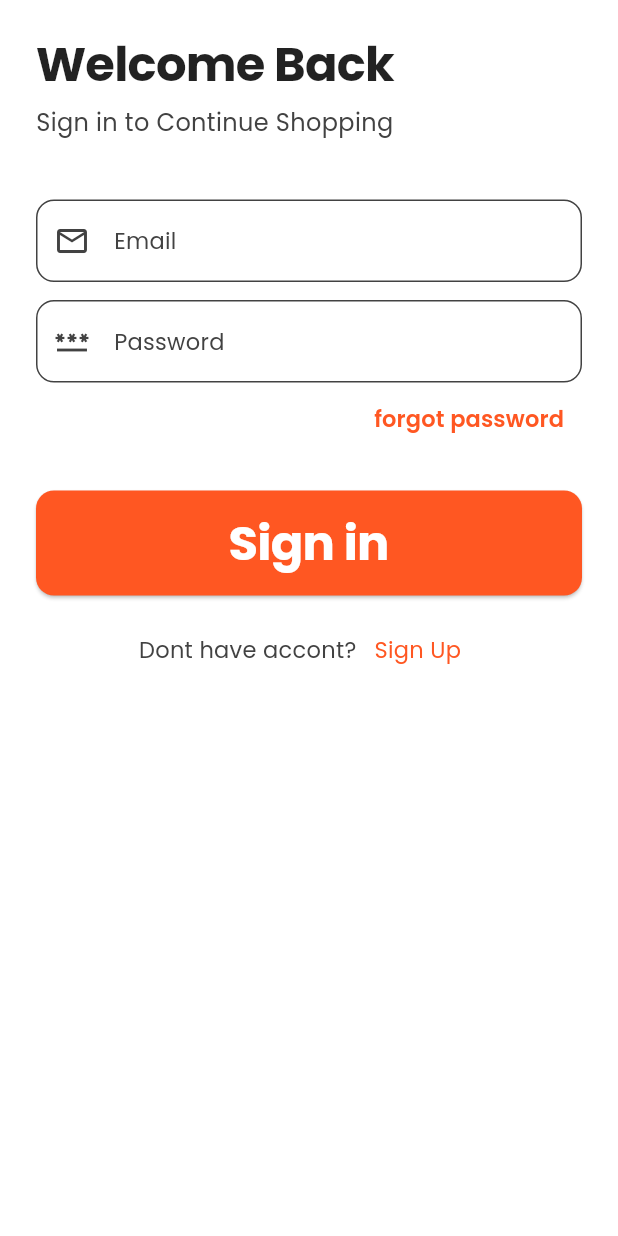
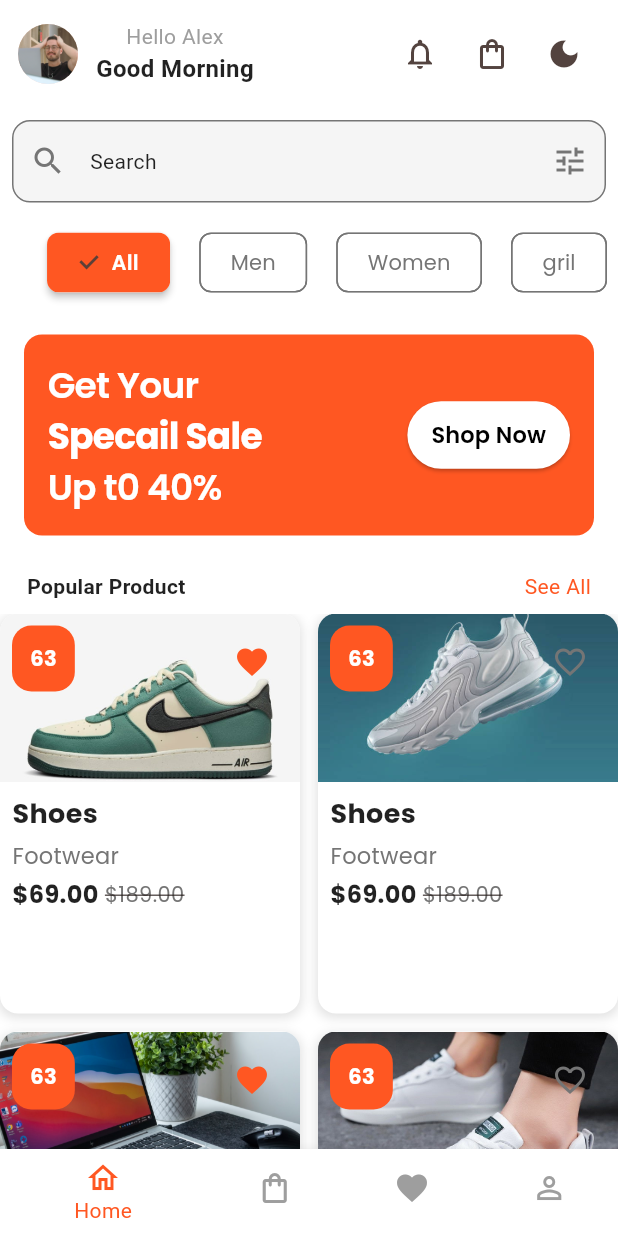
Before and after one commit to stevenayad/E-Commerce-app, a Flutter app: the screen it shows after launch, after a tap on "Skip", after a tap on "Sign in", on a phone screen of 412 x 824 dp. Run offline on Flutter 3.47's test engine with Material 3 defaults, Android fonts, the light colour scheme and no system bars; our stand-ins replace get, get_storage, google_fonts.

Commit message:
mainscreendone

```diff
--- a/lib/Authcation/presenation/widget/sigininbody.dart
+++ b/lib/Authcation/presenation/widget/sigininbody.dart
@@ -1,6 +1,7 @@
 import 'package:flutter/material.dart';
 import 'package:flutter_application_1/Authcation/presenation/Signupview.dart';
 import 'package:flutter_application_1/Authcation/presenation/passwordview.dart';
+import 'package:flutter_application_1/mainscreen/presentation/mainscreenview.dart';
 import 'package:flutter_application_1/splah/controller/authcontroller.dart';
 import 'package:flutter_application_1/utilis/appstyle.dart';
 import 'package:get/get.dart';
@@ -10,7 +11,7 @@ import 'package:flutter_application_1/Authcation/presenation/widget/custom_textf
 void handleSiginin() {
   final Authcontroller authController = Get.find<Authcontroller>();
   authController.loginin();
-  //Get.off(page)
+  Get.off(() => Mainscreenview());
 }
 
 class Signinbody extends StatelessWidget {
--- a/lib/main.dart
+++ b/lib/main.dart
@@ -1,5 +1,6 @@
 import 'package:flutter/foundation.dart';
 import 'package:flutter/material.dart';
+import 'package:flutter_application_1/mainscreen/controller/navagationcontroller.dart';
 import 'package:flutter_application_1/splah/presentation/splahview.dart';
 import 'package:flutter_application_1/utilis/apptheme.dart';
 import 'package:flutter_application_1/utilis/controller/themecontroller.dart';
@@ -7,7 +8,6 @@ import 'package:get/get.dart';
 import 'package:flutter_application_1/splah/controller/authcontroller.dart';
 
 void main() {
-
   if (kIsWeb) {
     _setupWebDebugFilter();
   }
@@ -16,7 +16,7 @@ void main() {
 
   Get.put(Themecontroller(), permanent: true);
   Get.put(Authcontroller(), permanent: true);
-
+  Get.put(Navagationcontroller(), permanent: true);
   runApp(const MyApp());
 }
 
--- /dev/null
+++ b/lib/mainscreen/Model/product.dart
@@ -0,0 +1,58 @@
+class Product {
+  final String name;
+  final String category;
+  final double price;
+  final double oldPrice;
+  final String imageUrl;
+  final String description;
+  final bool isfavourite;
+
+  const Product({
+    required this.isfavourite,
+    required this.name,
+    required this.category,
+    required this.price,
+    this.oldPrice = 0,
+    required this.imageUrl,
+    required this.description,
+  });
+}
+
+final List<Product> products = [
+  const Product(
+    isfavourite: true,
+    name: 'Shoes',
+    category: 'Footwear',
+    price: 69.00,
+    oldPrice: 189.00,
+    imageUrl: 'assets/images/shoe.jpg',
+    description: 'This is a description of the product 1',
+  ),
+  const Product(
+    isfavourite: false,
+    name: 'Shoes',
+    category: 'Footwear',
+    price: 69.00,
+    oldPrice: 189.00,
+    imageUrl: 'assets/images/shoes2.jpg',
+    description: 'This is a description of the product 1',
+  ),
+  const Product(
+    isfavourite: true,
+    name: 'Laptop',
+    category: 'Electronics',
+    price: 69.00,
+    oldPrice: 189.00,
+    imageUrl: 'assets/images/laptop.jpg',
+    description: 'This is a description of the product 2',
+  ),
+  const Product(
+    isfavourite: false,
+    name: 'Shoes',
+    category: 'Footwear',
+    price: 69.00,
+    oldPrice: 189.00,
+    imageUrl: 'assets/images/shoe2.jpg',
+    description: 'This is a description of the product 1',
+  ),
+];
--- /dev/null
+++ b/lib/mainscreen/controller/navagationcontroller.dart
@@ -0,0 +1,9 @@
+import 'package:get/get.dart';
+
+class Navagationcontroller extends GetxController {
+  final RxInt currentindex = 0.obs;
+  void changeindex(int index) {
+    currentindex.value = index;
+    update();
+  }
+}
--- /dev/null
+++ b/lib/mainscreen/presentation/homescreenview.dart
@@ -0,0 +1,105 @@
+import 'package:flutter/material.dart';
+import 'package:flutter_application_1/mainscreen/presentation/widget/catergroychips.dart';
+import 'package:flutter_application_1/mainscreen/presentation/widget/customsearchbar.dart';
+import 'package:flutter_application_1/mainscreen/presentation/widget/productgird.dart';
+import 'package:flutter_application_1/mainscreen/presentation/widget/saleBaner.dart';
+import 'package:flutter_application_1/utilis/appstyle.dart';
+import 'package:flutter_application_1/utilis/controller/themecontroller.dart';
+import 'package:get/get_state_manager/get_state_manager.dart';
+
+class Homescreenview extends StatelessWidget {
+  const Homescreenview({super.key});
+
+  @override
+  Widget build(BuildContext context) {
+    return Scaffold(body: Homescreenbody());
+  }
+}
+
+class Homescreenbody extends StatelessWidget {
+  const Homescreenbody({super.key});
+
+  @override
+  Widget build(BuildContext context) {
+    return SafeArea(
+      child: Column(
+        crossAxisAlignment: CrossAxisAlignment.center,
+        children: [
+          Padding(
+            padding: const EdgeInsets.all(12.0),
+            child: Row(
+              children: [
+                CircleAvatar(
+                  radius: 20,
+                  backgroundImage: AssetImage('assets/images/avatar.jpg'),
+                ),
+                SizedBox(width: 12),
+                Column(
+                  children: [
+                    Text(
+                      'Hello Alex',
+                      style: TextStyle(color: Colors.grey, fontSize: 14),
+                    ),
+                    Text(
+                      'Good Morning',
+                      style: TextStyle(
+                        fontWeight: FontWeight.bold,
+                        fontSize: 16,
+                      ),
+                    ),
+                  ],
+                ),
+                const Spacer(),
+                IconButton(
+                  onPressed: () {},
+                  icon: Icon(Icons.notifications_outlined),
+                ),
+                IconButton(
+                  onPressed: () {},
+                  icon: Icon(Icons.shopping_bag_outlined),
+                ),
+                GetBuilder<Themecontroller>(
+                  builder:
+                      (controller) => IconButton(
+                        onPressed: () {
+                          controller.ToggleTheme();
+                        },
+                        icon: Icon(
+                          controller.isdarkMode
+                              ? Icons.light_mode
+                              : Icons.dark_mode,
+                        ),
+                      ),
+                ),
+              ],
+            ),
+          ),
+          Customsearchbar(),
+          Catergroychips(),
+          Salebaner(),
+          Padding(
+            padding: EdgeInsets.symmetric(horizontal: 18, vertical: 8),
+            child: Row(
+              mainAxisAlignment: MainAxisAlignment.spaceBetween,
+              children: [
+                Text(
+                  'Popular Product',
+                  style: TextStyle(fontSize: 14, fontWeight: FontWeight.bold),
+                ),
+                GestureDetector(
+                  onTap: () {},
+                  child: Text(
+                    'See All',
+                    style: TextStyle(color: Theme.of(context).primaryColor),
+                  ),
+                ),
+              ],
+            ),
+          ),
+          //product Grid
+          Productgird(),
+        ],
+      ),
+    );
+  }
+}
--- /dev/null
+++ b/lib/mainscreen/presentation/mainscreenview.dart
@@ -0,0 +1,39 @@
+import 'package:flutter/material.dart';
+import 'package:flutter_application_1/mainscreen/controller/navagationcontroller.dart';
+import 'package:flutter_application_1/mainscreen/presentation/homescreenview.dart';
+import 'package:flutter_application_1/mainscreen/presentation/widget/customBottomnavigationbar.dart';
+import 'package:flutter_application_1/utilis/controller/themecontroller.dart';
+import 'package:get/get.dart';
+import 'package:get/get_core/src/get_main.dart';
+
+class Mainscreenview extends StatelessWidget {
+  const Mainscreenview({super.key});
+
+  @override
+  Widget build(BuildContext context) {
+    final Navagationcontroller navagationcontroller = Get.put(
+      Navagationcontroller(),
+    );
+    return GetBuilder<Themecontroller>(
+      builder: (themecontroller) {
+        return Scaffold(
+          backgroundColor: Theme.of(context).scaffoldBackgroundColor,
+          body: AnimatedSwitcher(
+            duration: Duration(microseconds: 200),
+            child: Obx(() => IndexedStack(
+              key:  ValueKey( navagationcontroller.currentindex.value,),
+              index: navagationcontroller.currentindex.value,
+              children: [
+                Homescreenview(),
+                //ShoppingScreenview(),
+                //WishListScreenView(),
+                //AcounntScreenView(),
+              ],
+            )),
+          ),
+          bottomNavigationBar: Custombottomnavigationbar(),
+        );
+      },
+    );
+  }
+}
--- /dev/null
+++ b/lib/mainscreen/presentation/widget/catergroychips.dart
@@ -0,0 +1,72 @@
+import 'package:flutter/material.dart';
+import 'package:flutter_application_1/utilis/appstyle.dart';
+
+class Catergroychips extends StatefulWidget {
+  const Catergroychips({super.key});
+
+  @override
+  State<Catergroychips> createState() => _CatergroychipsState();
+}
+
+class _CatergroychipsState extends State<Catergroychips> {
+  int selectedindex = 0;
+  final Catergories = ['All', 'Men', 'Women', 'gril'];
+  @override
+  Widget build(BuildContext context) {
+    final isDark = Theme.of(context).brightness == Brightness.dark;
+    return SingleChildScrollView(
+      scrollDirection: Axis.horizontal,
+      padding: EdgeInsets.all(12),
+      child: SizedBox(
+        width: MediaQuery.of(context).size.width,
+        child: Row(
+          mainAxisAlignment: MainAxisAlignment.spaceEvenly,
+          children: List.generate(Catergories.length, (index) {
+            return AnimatedContainer(
+              duration: Duration(microseconds: 300),
+              curve: Curves.easeInOut,
+              child: ChoiceChip(
+                label: Text(
+                  Catergories[index],
+                  style: AppTextStyle.withColor(
+                    selectedindex == index
+                        ? AppTextStyle.withWeight(
+                          AppTextStyle.bodySmall,
+                          FontWeight.w600,
+                        )
+                        : AppTextStyle.bodySmall,
+                    selectedindex == index
+                        ? Colors.white
+                        : isDark
+                        ? Colors.grey[300]!
+                        : Colors.grey[600]!,
+                  ),
+                ),
+                selected: selectedindex == index,
+                onSelected: (selected) {
+                  selectedindex = selected ? index : selectedindex;
+                  setState(() {});
+                },
+                selectedColor: Theme.of(context).primaryColor,
+                elevation: selectedindex == index ? 2 : 0,
+                pressElevation: 0,
+                padding: EdgeInsets.symmetric(horizontal: 16, vertical: 8),
+                labelPadding: EdgeInsets.symmetric(horizontal: 4, vertical: 1),
+                materialTapTargetSize: MaterialTapTargetSize.shrinkWrap,
+                side: BorderSide(
+                  color:
+                      selectedindex == index
+                          ? Colors.transparent
+                          : isDark
+                          ? Colors.grey[300]!
+                          : Colors.grey[600]!,
+                  width: 1,
+                ),
+              ),
+            );
+          }),
+        ),
+      ),
+    );
+  }
+}
--- /dev/null
+++ b/lib/mainscreen/presentation/widget/customBottomnavigationbar.dart
@@ -0,0 +1,36 @@
+import 'package:flutter/material.dart';
+import 'package:flutter_application_1/mainscreen/controller/navagationcontroller.dart';
+import 'package:get/state_manager.dart';
+
+class Custombottomnavigationbar extends StatelessWidget {
+  const Custombottomnavigationbar({super.key});
+
+  @override
+  Widget build(BuildContext context) {
+    final Navagationcontroller navagationcontroller = Navagationcontroller();
+    return Obx(() {
+      return BottomNavigationBar(
+        currentIndex: navagationcontroller.currentindex.value,
+        onTap: (index) => navagationcontroller.changeindex(index),
+        items: [
+          BottomNavigationBarItem(
+            icon: Icon(Icons.home_outlined),
+            label: 'Home',
+          ),
+          BottomNavigationBarItem(
+            icon: Icon(Icons.shopping_bag_outlined),
+            label: 'Shopping',
+          ),
+          BottomNavigationBarItem(
+            icon: Icon(Icons.favorite),
+            label: 'WishList',
+          ),
+          BottomNavigationBarItem(
+            icon: Icon(Icons.person_outline),
+            label: 'Account',
+          ),
+        ],
+      );
+    });
+  }
+}
--- /dev/null
+++ b/lib/mainscreen/presentation/widget/customsearchbar.dart
@@ -0,0 +1,55 @@
+import 'package:flutter/material.dart';
+import 'package:flutter_application_1/utilis/appstyle.dart';
+
+class Customsearchbar extends StatelessWidget {
+  const Customsearchbar({super.key});
+
+  @override
+  Widget build(BuildContext context) {
+    final isDark = Theme.of(context).brightness == Brightness.dark;
+    return Padding(
+      padding: const EdgeInsets.all(8.0),
+      child: TextField(
+        style: AppTextStyle.withColor(
+          AppTextStyle.bodyMedium,
+          Theme.of(context).textTheme.bodyLarge!.color!,
+        ),
+        decoration: InputDecoration(
+          hint: Text('Search'),
+          hintStyle: AppTextStyle.withColor(
+            AppTextStyle.buttonMedium,
+            isDark ? Colors.grey[400]! : Colors.grey[600]!,
+          ),
+          prefixIcon: Icon(
+            Icons.search,
+            color: isDark ? Colors.grey[400]! : Colors.grey[600]!,
+          ),
+          suffixIcon: Icon(
+            Icons.tune,
+            color: isDark ? Colors.grey[400]! : Colors.grey[600]!,
+          ),
+          filled: true,
+          fillColor: isDark ? Colors.grey[800]! : Colors.grey[100]!,
+          border: OutlineInputBorder(
+            borderRadius: BorderRadius.circular(12),
+            borderSide: BorderSide.none,
+          ),
+          enabledBorder: OutlineInputBorder(
+            borderRadius: BorderRadius.circular(12),
+            borderSide: BorderSide(
+              width: 1,
+              color: isDark ? Colors.grey[400]! : Colors.grey[600]!,
+            ),
+          ),
+          focusedBorder: OutlineInputBorder(
+            borderRadius: BorderRadius.circular(12),
+            borderSide: BorderSide(
+              width: 1,
+              color: Theme.of(context).primaryColor,
+            ),
+          ),
+        ),
+      ),
+    );
+  }
+}
--- /dev/null
+++ b/lib/mainscreen/presentation/widget/productgird.dart
@@ -0,0 +1,174 @@
+import 'package:flutter/material.dart';
+import 'package:flutter_application_1/mainscreen/Model/product.dart';
+import 'package:flutter_application_1/utilis/appstyle.dart';
+
+import 'package:flutter/material.dart';
+import 'package:flutter_application_1/mainscreen/Model/product.dart';
+import 'package:flutter_application_1/utilis/appstyle.dart';
+
+class Productgird extends StatelessWidget {
+  const Productgird({super.key});
+
+  @override
+  Widget build(BuildContext context) {
+    return Expanded(
+      child: GridView.builder(
+        gridDelegate: const SliverGridDelegateWithFixedCrossAxisCount(
+          crossAxisCount: 2,
+          crossAxisSpacing: 12,
+          mainAxisSpacing: 12,
+          childAspectRatio: 0.75, // Modified aspect ratio
+        ),
+        itemCount: products.length,
+        itemBuilder: (context, index) {
+          final product = products[index];
+          return GestureDetector(
+            onTap: () {},
+            child: ProductCard(product: product),
+          );
+        },
+      ),
+    );
+  }
+}
+
+class ProductCard extends StatelessWidget {
+  const ProductCard({super.key, required this.product});
+  final Product product;
+  @override
+  Widget build(BuildContext context) {
+    final width = MediaQuery.of(context).size.width;
+    final isDark = Theme.of(context).brightness == Brightness.dark;
+    return Container(
+      constraints: BoxConstraints(maxWidth: width * 0.9),
+      decoration: BoxDecoration(
+        color: Theme.of(context).cardColor,
+        borderRadius: BorderRadius.circular(12),
+        boxShadow: [
+          BoxShadow(
+            color:
+                isDark
+                    ? Colors.black.withOpacity(0.3)
+                    : Colors.grey.withOpacity(0.3),
+            spreadRadius: 1,
+            blurRadius: 5,
+            offset: const Offset(0, 2),
+          ),
+        ],
+      ),
+      child: Column(
+        children: [
+          Stack(
+            children: [
+              AspectRatio(
+                aspectRatio: 16 / 9,
+                child: ClipRRect(
+                  borderRadius: BorderRadiusGeometry.vertical(
+                    top: Radius.circular(12),
+                  ),
+                  child: Image.asset(
+                    product.imageUrl,
+                    width: double.infinity,
+                    fit: BoxFit.cover,
+                    // height: 100,
+                  ),
+                ),
+              ),
+              Positioned(
+                right: 8,
+                top: 8,
+                child: IconButton(
+                  onPressed: () {},
+                  icon: Icon(
+                    product.isfavourite
+                        ? Icons.favorite
+                        : Icons.favorite_border,
+                  ),
+                  color:
+                      product.isfavourite
+                          ? Theme.of(context).primaryColor
+                          : isDark
+                          ? Colors.grey[400]
+                          : Colors.grey[600],
+                ),
+              ),
+              // if (product.oldPrice != null)
+              Positioned(
+                left: 8,
+                top: 8,
+                child: Container(
+                  padding: EdgeInsets.all(12),
+                  decoration: BoxDecoration(
+                    color: Theme.of(context).primaryColor,
+                    borderRadius: BorderRadius.circular(13),
+                  ),
+                  child: Text(
+                    '${(((product.oldPrice - product.price) / product.oldPrice) * 100).round()}',
+                    style: AppTextStyle.withColor(
+                      AppTextStyle.withWeight(
+                        AppTextStyle.bodySmall,
+                        FontWeight.bold,
+                      ),
+                      Colors.white,
+                    ),
+                  ),
+                ),
+              ),
+            ],
+          ),
+          //product Details
+          Padding(
+            padding: EdgeInsets.all(width * 0.02),
+            child: Column(
+              crossAxisAlignment: CrossAxisAlignment.start,
+              children: [
+                Text(
+                  product.name,
+                  style: AppTextStyle.withColor(
+                    AppTextStyle.withWeight(AppTextStyle.h3, FontWeight.bold),
+                    Theme.of(context).textTheme.bodyLarge!.color!,
+                  ),
+                  maxLines: 2,
+                  overflow: TextOverflow.ellipsis,
+                ),
+                SizedBox(height: width * 0.01),
+                Text(
+                  product.category,
+                  style: AppTextStyle.withColor(
+                    AppTextStyle.bodyMedium,
+                    isDark ? Colors.grey[400]! : Colors.grey[600]!,
+                  ),
+                ),
+                SizedBox(height: width * 0.01),
+                Row(
+                  children: [
+                    Text(
+                      '\$${product.price.toStringAsFixed(2)}',
+                      style: AppTextStyle.withColor(
+                        AppTextStyle.withWeight(
+                          AppTextStyle.bodyLarge,
+                          FontWeight.bold,
+                        ),
+                        Theme.of(context).textTheme.bodyLarge!.color!,
+                      ),
+                    ),
+                    if (product.oldPrice != null) ...[
+                      SizedBox(width: width * 0.01),
+                      Text(
+                        '\$${product.oldPrice!.toStringAsFixed(2)}',
+                        style: AppTextStyle.withColor(
+                          AppTextStyle.bodySmall,
+                          isDark ? Colors.grey[400]! : Colors.grey[600]!,
+                        ).copyWith(decoration: TextDecoration.lineThrough),
+                      ),
+                    ],
+                  ],
+                ),
+              ],
+            ),
+          ),
+        ],
+      ),
+    );
+  }
+}
--- /dev/null
+++ b/lib/mainscreen/presentation/widget/saleBaner.dart
@@ -0,0 +1,53 @@
+import 'package:flutter/material.dart';
+import 'package:flutter_application_1/utilis/appstyle.dart';
+
+class Salebaner extends StatelessWidget {
+  const Salebaner({super.key});
+
+  @override
+  Widget build(BuildContext context) {
+    return Container(
+      margin: EdgeInsets.all(16),
+      padding: EdgeInsets.all(16),
+      decoration: BoxDecoration(
+        color: Theme.of(context).primaryColor,
+        borderRadius: BorderRadius.circular(12),
+      ),
+      child: Row(
+        children: [
+          Expanded(
+            child: Column(
+              crossAxisAlignment: CrossAxisAlignment.start,
+              children: [
+                Text(
+                  'Get Your',
+                  style: AppTextStyle.withColor(AppTextStyle.h2, Colors.white),
+                ),
+                Text(
+                  'Specail Sale',
+                  style: AppTextStyle.withColor(
+                    AppTextStyle.withWeight(AppTextStyle.h2, FontWeight.bold),
+                    Colors.white,
+                  ),
+                ),
+                Text(
+                  'Up t0 40%',
+                  style: AppTextStyle.withColor(AppTextStyle.h2, Colors.white),
+                ),
+              ],
+            ),
+          ),
+          ElevatedButton(
+            style: ElevatedButton.styleFrom(
+              backgroundColor: Colors.white,
+              foregroundColor: Colors.black,
+              padding: EdgeInsets.symmetric(vertical: 12, horizontal: 16),
+            ),
+            onPressed: () {},
+            child: Text('Shop Now', style: AppTextStyle.buttonMedium),
+          ),
+        ],
+      ),
+    );
+  }
+}
--- a/lib/utilis/controller/themecontroller.dart
+++ b/lib/utilis/controller/themecontroller.dart
@@ -9,7 +9,7 @@ class Themecontroller extends GetxController {
 
 
   bool _loadTheme() => _box.read(_key) ?? false;
-   //bool get isdarkMode => _loadTheme();
+   bool get isdarkMode => _loadTheme();
    ThemeMode get themeMode => _loadTheme() ? ThemeMode.dark : ThemeMode.light;
   void savetheme() {
     _box.write(_key, !_loadTheme());
```
